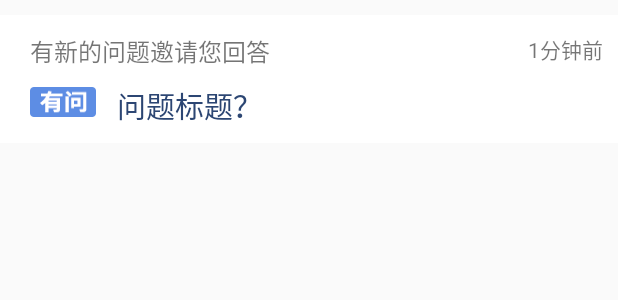
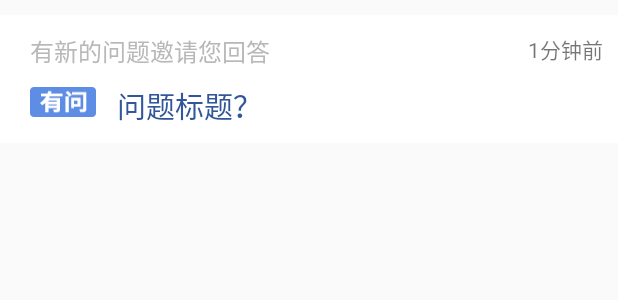
Before and after one commit to dlmufei/QChat, an Android app: the layout staff_msg_item.xml on its own in the app's theme, with its tools: preview values and no code run, on a phone screen of 412 x 824 dp. Shown: the top 300 px of the screen. Run offline under Robolectric (Android 15) with nearby library versions, the phone set to English and light mode, and no system bars.

Commit message:
添加嘉宾通知已读和未读的区分

```diff
--- a/app/src/main/res/layout/staff_msg_item.xml
+++ b/app/src/main/res/layout/staff_msg_item.xml
@@ -22,6 +22,7 @@
             android:paddingLeft="20dp"
             android:paddingTop="12dp"
             android:text="有新的问题邀请您回答"
+            android:textColor="#B8B8B8"
             android:textSize="16dp" />
 
         <TextView
@@ -49,7 +50,7 @@
             android:layout_height="wrap_content"
             android:layout_below="@id/staff_msg_type"
             android:text="\u3000\u3000\u3000问题标题？"
-            android:textColor="#2C4673"
+            android:textColor="#325799"
             android:textSize="19dp"
             android:layout_marginLeft="20dp"
             android:layout_marginRight="20dp"
```
Also changed, not shown: app/src/main/java/com/tencent/qchat/activity/StaffMsgActivity.java (+13 -1 lines), app/src/main/java/com/tencent/qchat/model/StaffMsgRow.java (+10 -0 lines), app/src/main/java/com/tencent/qchat/utils/ViewHolder.java (+7 -0 lines).
